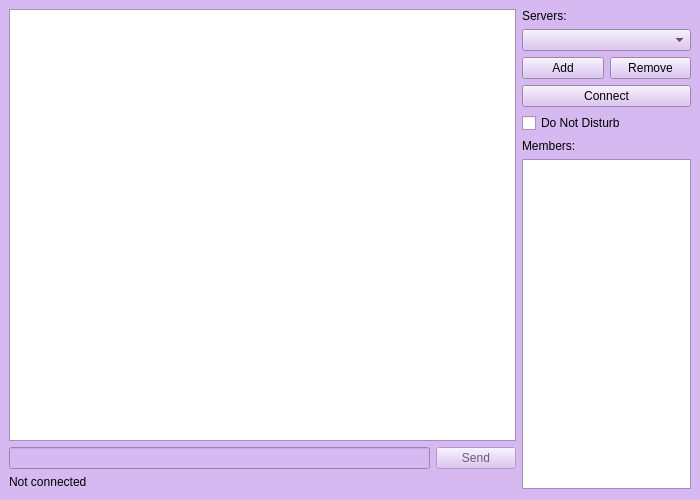
First picture: the form in examples/client/python-qt/ui.ui, repository nothsaaaa/js-chat-server, before the edit.
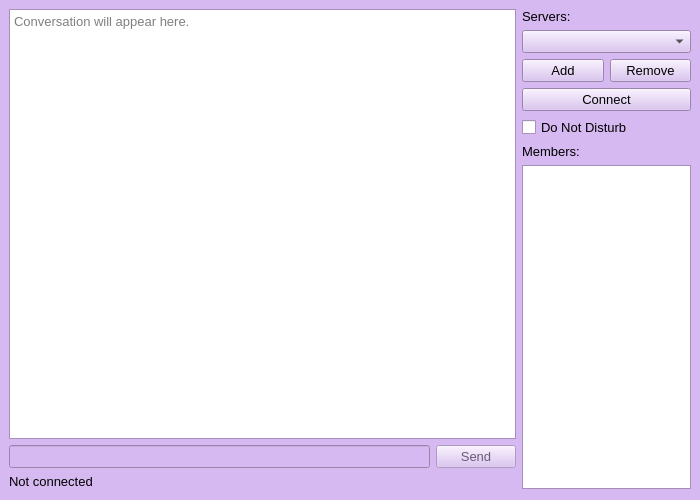
Second picture: the form after the edit.

```diff
--- a/examples/client/python-qt/ui.ui
+++ b/examples/client/python-qt/ui.ui
@@ -425,9 +425,18 @@
     </disabled>
    </palette>
   </property>
+  <property name="font">
+   <font>
+    <family>MS UI Gothic</family>
+    <pointsize>10</pointsize>
+   </font>
+  </property>
   <property name="windowTitle">
    <string>Chat Client</string>
   </property>
+  <property name="autoFillBackground">
+   <bool>false</bool>
+  </property>
   <layout class="QHBoxLayout" name="main_layout" stretch="3,1">
    <property name="leftMargin">
     <number>9</number>
@@ -445,6 +454,16 @@
        <property name="readOnly">
         <bool>true</bool>
        </property>
+       <property name="html">
+        <string>&lt;!DOCTYPE HTML PUBLIC &quot;-//W3C//DTD HTML 4.0//EN&quot; &quot;http://www.w3.org/TR/REC-html40/strict.dtd&quot;&gt;
+&lt;html&gt;&lt;head&gt;&lt;meta name=&quot;qrichtext&quot; content=&quot;1&quot; /&gt;&lt;style type=&quot;text/css&quot;&gt;
+p, li { white-space: pre-wrap; }
+&lt;/style&gt;&lt;/head&gt;&lt;body style=&quot; font-family:'MS Shell Dlg 2'; font-size:8.25pt; font-weight:400; font-style:normal;&quot;&gt;
+&lt;p style=&quot;-qt-paragraph-type:empty; margin-top:0px; margin-bottom:0px; margin-left:0px; margin-right:0px; -qt-block-indent:0; text-indent:0px;&quot;&gt;&lt;br /&gt;&lt;/p&gt;&lt;/body&gt;&lt;/html&gt;</string>
+       </property>
+       <property name="placeholderText">
+        <string>Conversation will appear here.</string>
+       </property>
       </widget>
      </item>
      <item>
```
